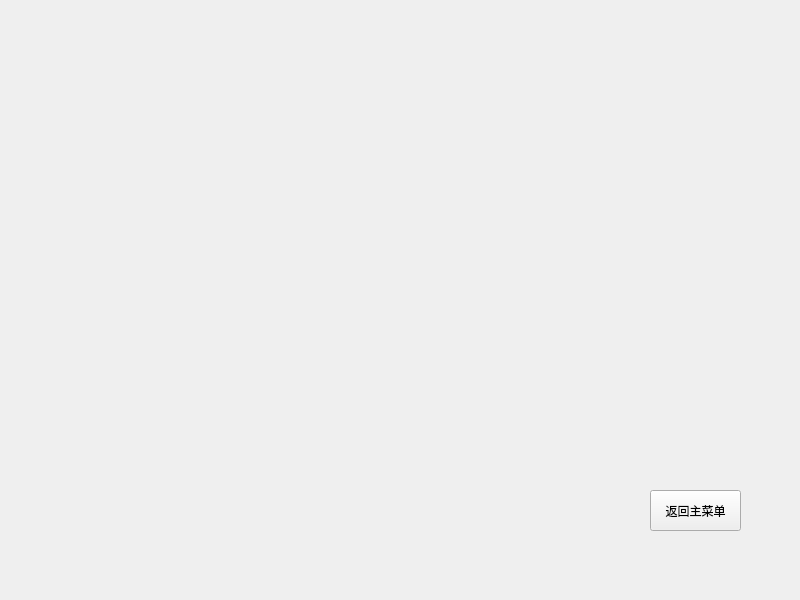
Before: the Qt Designer form code/window/gamewindow.ui in YXHXianYu/2022-BJTU-DataStructure-FinalProject, drawn with Qt 5.
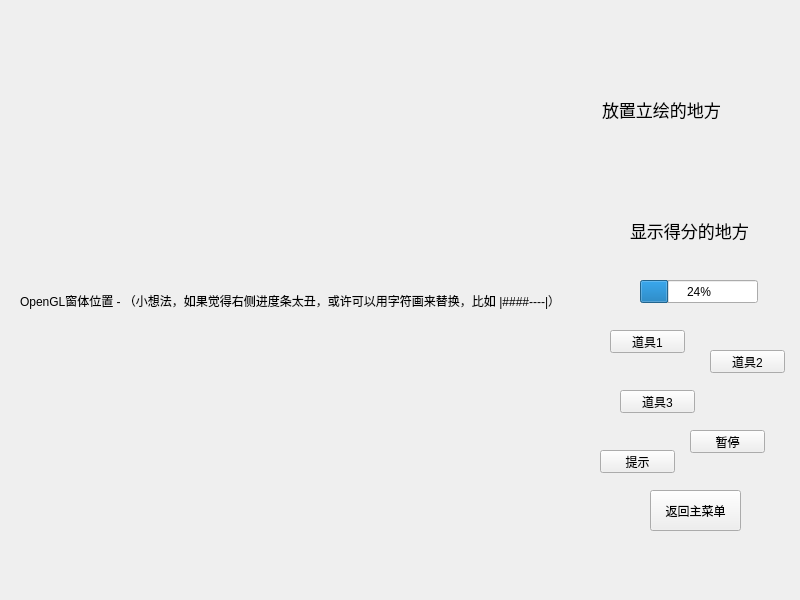
After: the same form once the commit is applied.

Commit message: Feat: 游戏道具&得分&倒计时&暂停等

Patch:
```diff
--- a/code/window/gamewindow.ui
+++ b/code/window/gamewindow.ui
@@ -27,6 +27,135 @@
      <string>返回主菜单</string>
     </property>
    </widget>
+   <widget class="QLabel" name="tachie">
+    <property name="geometry">
+     <rect>
+      <x>602</x>
+      <y>20</y>
+      <width>178</width>
+      <height>178</height>
+     </rect>
+    </property>
+    <property name="font">
+     <font>
+      <family>等线</family>
+      <pointsize>13</pointsize>
+     </font>
+    </property>
+    <property name="text">
+     <string>放置立绘的地方</string>
+    </property>
+   </widget>
+   <widget class="QPushButton" name="skill1_button">
+    <property name="geometry">
+     <rect>
+      <x>610</x>
+      <y>330</y>
+      <width>75</width>
+      <height>23</height>
+     </rect>
+    </property>
+    <property name="text">
+     <string>道具1</string>
+    </property>
+   </widget>
+   <widget class="QPushButton" name="skill2_button">
+    <property name="geometry">
+     <rect>
+      <x>710</x>
+      <y>350</y>
+      <width>75</width>
+      <height>23</height>
+     </rect>
+    </property>
+    <property name="text">
+     <string>道具2</string>
+    </property>
+   </widget>
+   <widget class="QPushButton" name="skill3_button">
+    <property name="geometry">
+     <rect>
+      <x>620</x>
+      <y>390</y>
+      <width>75</width>
+      <height>23</height>
+     </rect>
+    </property>
+    <property name="text">
+     <string>道具3</string>
+    </property>
+   </widget>
+   <widget class="QPushButton" name="pause_button">
+    <property name="geometry">
+     <rect>
+      <x>690</x>
+      <y>430</y>
+      <width>75</width>
+      <height>23</height>
+     </rect>
+    </property>
+    <property name="text">
+     <string>暂停</string>
+    </property>
+   </widget>
+   <widget class="QProgressBar" name="left_time_bar">
+    <property name="geometry">
+     <rect>
+      <x>640</x>
+      <y>280</y>
+      <width>118</width>
+      <height>23</height>
+     </rect>
+    </property>
+    <property name="value">
+     <number>24</number>
+    </property>
+   </widget>
+   <widget class="QLabel" name="opengl_position_label">
+    <property name="geometry">
+     <rect>
+      <x>20</x>
+      <y>20</y>
+      <width>562</width>
+      <height>562</height>
+     </rect>
+    </property>
+    <property name="text">
+     <string>OpenGL窗体位置 - （小想法，如果觉得右侧进度条太丑，或许可以用字符画来替换，比如 |####----|）</string>
+    </property>
+   </widget>
+   <widget class="QLabel" name="score_bar">
+    <property name="geometry">
+     <rect>
+      <x>630</x>
+      <y>210</y>
+      <width>121</width>
+      <height>41</height>
+     </rect>
+    </property>
+    <property name="font">
+     <font>
+      <family>等线</family>
+      <pointsize>13</pointsize>
+     </font>
+    </property>
+    <property name="text">
+     <string>显示得分的地方</string>
+    </property>
+   </widget>
+   <widget class="QPushButton" name="hint_button">
+    <property name="geometry">
+     <rect>
+      <x>600</x>
+      <y>450</y>
+      <width>75</width>
+      <height>23</height>
+     </rect>
+    </property>
+    <property name="text">
+     <string>提示</string>
+    </property>
+   </widget>
   </widget>
  </widget>
  <resources/>
```
The commit also changes 7 other files.
